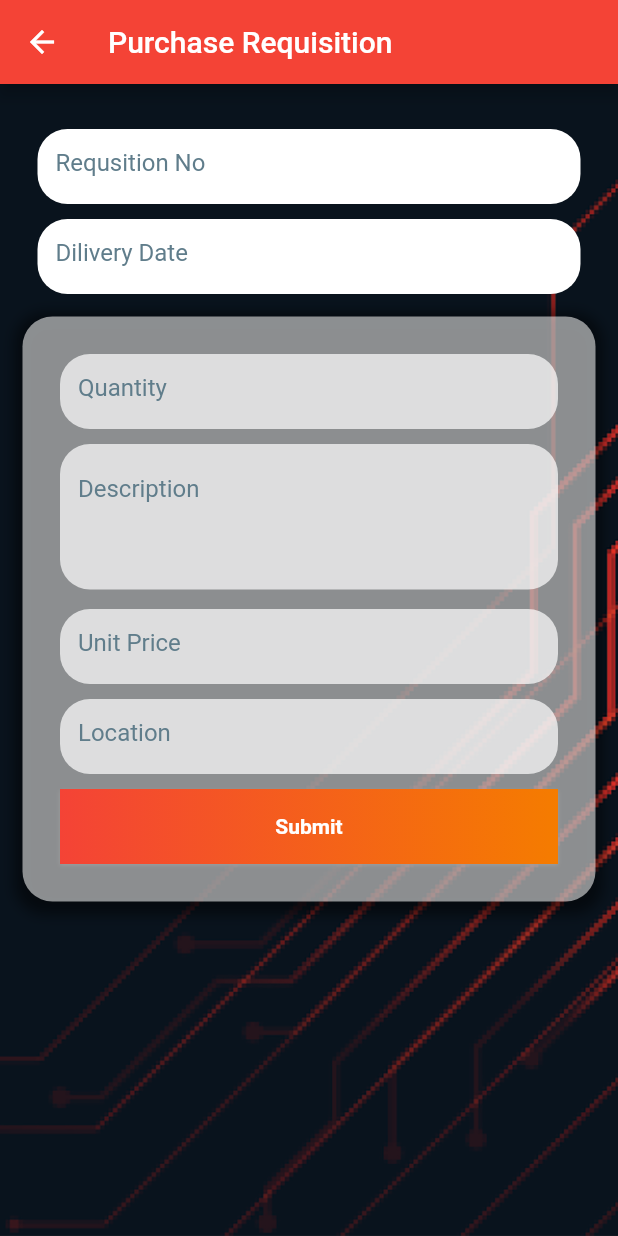
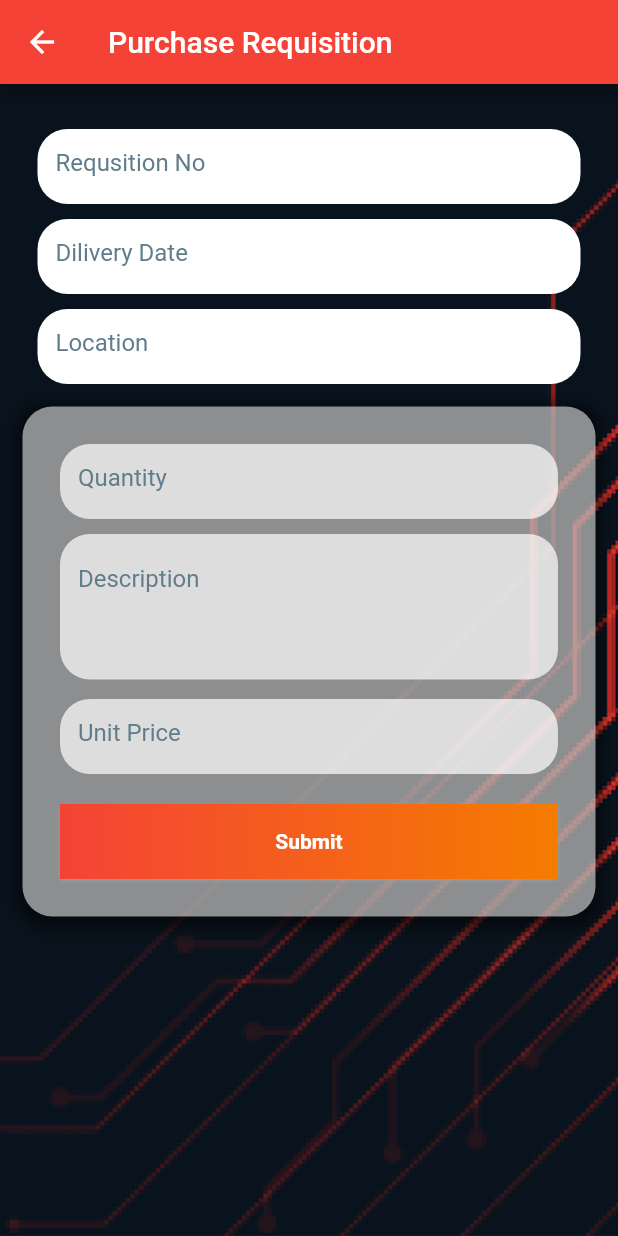
Before and after one commit to UshanFernando/Procurements-for-Construction-Industry, a Flutter app: the PurchaseRequisition screen opened directly, on a phone screen of 412 x 824 dp. Run offline on Flutter 3.47's test engine with Material 2 defaults, Android fonts, the phone set to English and light mode, and no system bars; our stand-ins replace cloud_firestore; accounts and stored records are empty.

```diff
--- a/lib/Models/Requistion.dart
+++ b/lib/Models/Requistion.dart
@@ -6,20 +6,25 @@ class Requisition {
   double totPrice;
   List<Product> products;
   // final double qty;
-  // final String location;
+  String location;
 
-  Requisition({this.reqNo, this.date,this.products});
+  Requisition(
+      {this.reqNo, this.date, this.products, this.totPrice, this.location});
 
   Map<String, dynamic> toMap() {
     return {
       'reqNo': reqNo,
       'date': date,
+      'total': totPrice,
       'products': products.map((i) => i.toMap()).toList(),
+      'location': location
     };
   }
 
   Requisition.fromFirestore(Map<String, dynamic> firestore)
       : reqNo = firestore['reqNo'],
         date = firestore['date'],
-        products = firestore['products'];
+        products = firestore['products'],
+        location = firestore['location'],
+        totPrice = firestore['total'];
 }
--- a/lib/Screens/PurchaseRequisition.dart
+++ b/lib/Screens/PurchaseRequisition.dart
@@ -74,7 +74,7 @@ class _PurchaseRequisitionState extends State<PurchaseRequisition> {
                         hintText: "Requsition No", fillColor: Colors.white),
                   ),
                 ),
-              if (reqProvider.reqNo == null)
+              if (reqProvider.date == null)
                 Container(
                   height: 50,
                   margin: EdgeInsets.only(
@@ -88,6 +88,21 @@ class _PurchaseRequisitionState extends State<PurchaseRequisition> {
                     // onChanged: (value) => reqProvider.changeDate(value),
                     decoration: new InputDecoration(
                         hintText: "Dilivery Date", fillColor: Colors.white),
+                  ),
+                ),
+              if (reqProvider.location == null)
+                Container(
+                  height: 50,
+                  margin: EdgeInsets.only(
+                    top: 10,
+                    left: 25,
+                    right: 25,
+                  ),
+                  child: TextField(
+                    // onChanged: (value) => reqProvider.changeLocation(value),
+                    controller: locationController,
+                    decoration: new InputDecoration(
+                        hintText: "Location", fillColor: Colors.white),
                   ),
                 ),
               Container(
@@ -150,18 +165,7 @@ class _PurchaseRequisitionState extends State<PurchaseRequisition> {
                         ),
                       ),
                     ),
-                    SizedBox(height: 10),
-                    SizedBox(
-                      height: 50,
-                      child: TextField(
-                        onChanged: (value) => reqProvider.changeLocation(value),
-                        controller: locationController,
-                        decoration: new InputDecoration(
-                          hintText: "Location",
-                        ),
-                      ),
-                    ),
-                    SizedBox(height: 10),
+                    SizedBox(height: 20),
                     RaisedGradientButton(
                         child: Text(
                           'Submit',
@@ -173,6 +177,7 @@ class _PurchaseRequisitionState extends State<PurchaseRequisition> {
                           if (reqProvider.reqNo == null) {
                             reqProvider.changeReqNo(reqNoController.text);
                             reqProvider.changeDate(dateController.text);
+                            reqProvider.changeLocation(locationController.text);
                           }
 
                           Navigator.push(
--- a/lib/main.dart
+++ b/lib/main.dart
@@ -17,7 +17,7 @@ class MyApp extends StatelessWidget {
     return MultiProvider(
         providers: [
           ChangeNotifierProvider(create: (context) => RequisitionProvider()),
-          StreamProvider(create: (context) => firestoreService.getProducts()),
+          StreamProvider(create: (context) => firestoreService.getRequsitions()),
         ],
         child: MaterialApp(
           title: 'Flutter Demo',
```
Also changed, not shown: lib/Providers/RequisitionProvider.dart (+17 -5 lines), lib/Screens/HomeScreen.dart (+12 -4 lines), lib/Screens/RequisitionDetails.dart (+34 -9 lines), lib/Screens/RequsitionsList.dart (added, +117 -0 lines), lib/Services/FirestoreService.dart (+10 -6 lines).
